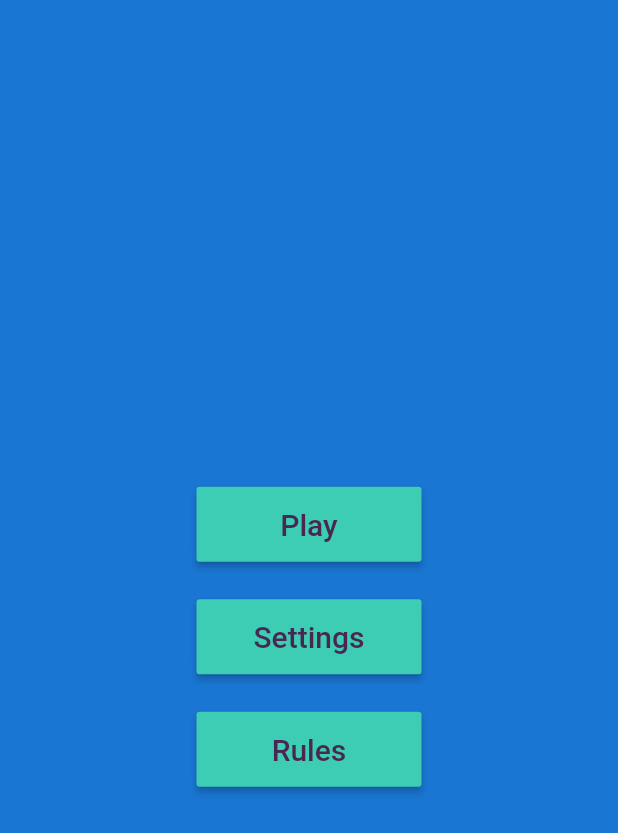
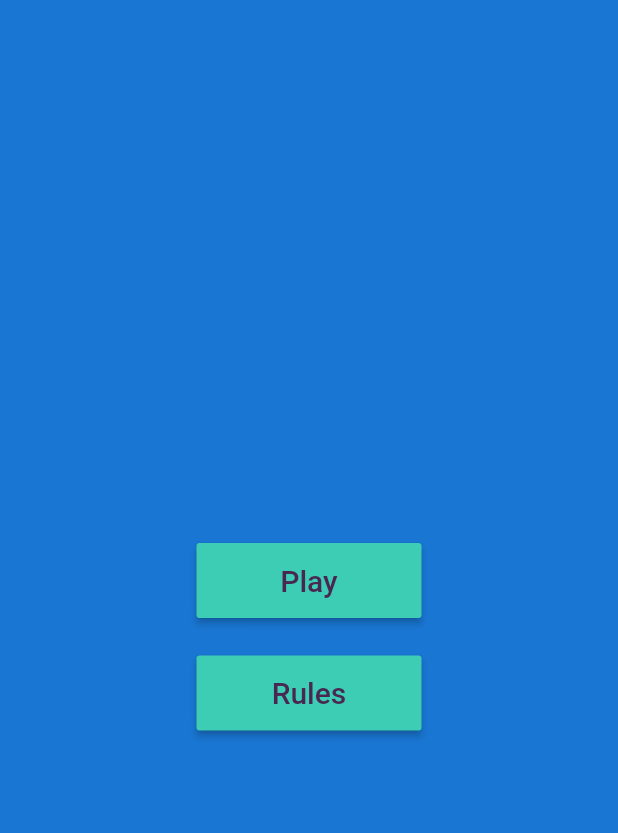
Before and after one commit to Lulu-fw01/kakuro-game, a Flutter app: the screen it shows after launch, on a phone screen of 412 x 824 dp. Shown: the top 833 px of the screen. Run offline on Flutter 3.47's test engine with Material 2 defaults, Android fonts, the phone set to English and light mode, and no system bars.

Commit message:
updates in cells classes

```diff
--- a/kakuro_game/lib/screens/game_screen/game_screen.dart
+++ b/kakuro_game/lib/screens/game_screen/game_screen.dart
@@ -31,7 +31,7 @@ class GameScreen extends StatelessWidget {
 
   @override
   Widget build(BuildContext context) {
-    var f = Field(5, 5);
+    var f = Field(5, 5, 5);
 
     // Get notifier about stopwatch visible.
     final notifier = Provider.of<StopwatchNotifier>(context);
--- a/kakuro_game/lib/screens/menu_screen/menu_screen.dart
+++ b/kakuro_game/lib/screens/menu_screen/menu_screen.dart
@@ -42,20 +42,6 @@ class MenuScreen extends StatelessWidget {
                 )
               ),
               Padding(
-                // Indent from the "Play" button.
-                padding: const EdgeInsets.only(top: 25.0),
-                child: MaterialButton(
-                  color: buttonColor,
-                  height: 50.0,
-                  minWidth: 150.0,
-                  child: Text(
-                    "Settings",
-                    style: _sizeTextBlack,
-                  ),
-                  onPressed: () {  },
-                )
-              ),
-              Padding(
                 padding: const EdgeInsets.only(top: 25.0),
                 child: MaterialButton(
                   color: buttonColor,
--- a/kakuro_game/lib/utilities/field/cells/empty_cell.dart
+++ b/kakuro_game/lib/utilities/field/cells/empty_cell.dart
@@ -1,4 +1,5 @@
 import 'package:flutter/widgets.dart';
+import 'package:kakuro_game/widgets/field/cell/empty_cell_widget.dart';
 
 /// Empty cell. It is contains nothing.
 class EmptyCell {
@@ -6,7 +7,6 @@ class EmptyCell {
   EmptyCell();
 
   Widget getWidget() {
-    // TODO add correct widget to return.
-    return Container();
+    return const EmptyCellWidget();
   }
 }
--- a/kakuro_game/lib/utilities/field/cells/input_cell.dart
+++ b/kakuro_game/lib/utilities/field/cells/input_cell.dart
@@ -1,6 +1,7 @@
 
 import 'package:flutter/widgets.dart';
 import 'package:kakuro_game/utilities/field/cells/empty_cell.dart';
+import 'package:kakuro_game/widgets/field/cell/input_cell_widget.dart';
 
 /// Class that describes cell, where user can change value.
 class InputCell extends EmptyCell {
@@ -23,7 +24,6 @@ class InputCell extends EmptyCell {
 
   @override
   Widget getWidget() {
-    // TODO add correct widget to return.
-    return Container();
+    return const InputCellWidget();
   }
 }
--- a/kakuro_game/lib/utilities/field/generator.dart
+++ b/kakuro_game/lib/utilities/field/generator.dart
@@ -22,7 +22,7 @@ class Generator {
 
   /// Method for field generation.
    void generate() {
-     _wField = Field(_width, _height);
+     _wField = Field(_width, _height, 5);
 
 
    }
```
Also changed, not shown: kakuro_game/lib/utilities/field/cells/info_cell.dart (+5 -5 lines), kakuro_game/lib/utilities/field/field.dart (+26 -17 lines), kakuro_game/lib/widgets/field/cell/info_cell_widget.dart (+5 -5 lines).
